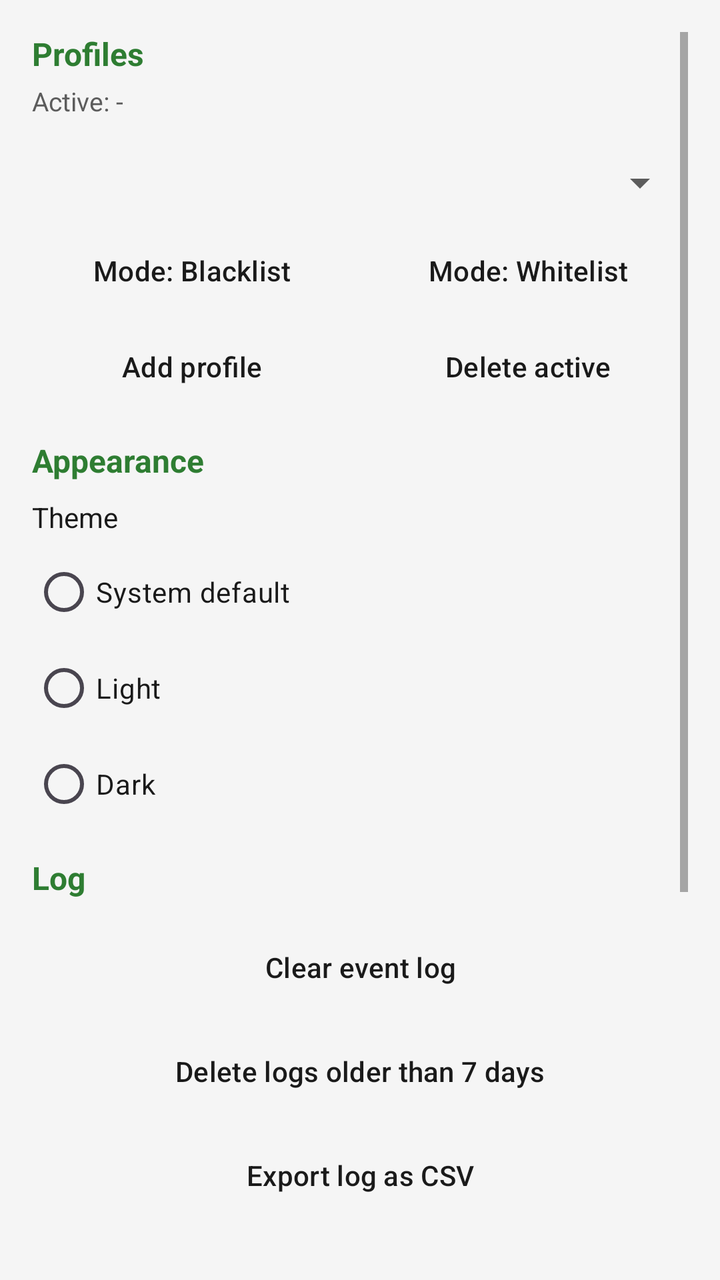
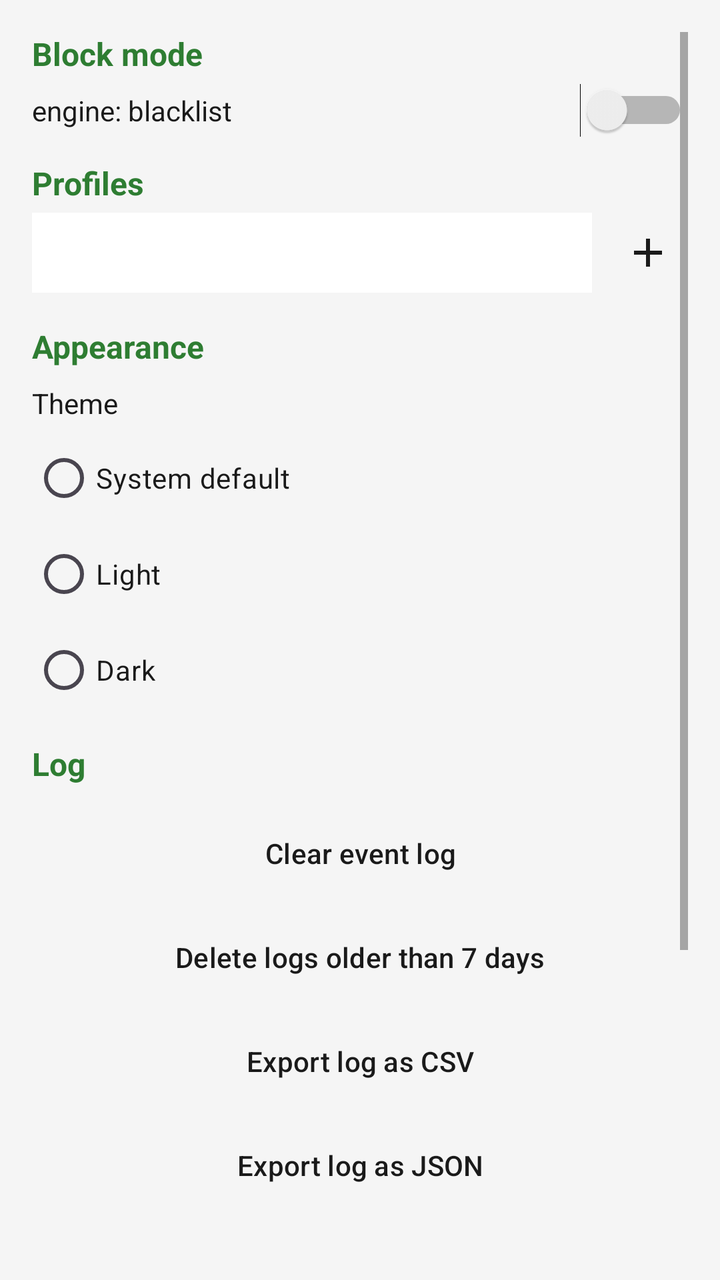

Compare the two renders of this Android layout. The source of the first and the diff that turns it into the second are given below.
<!-- AndroidManifest.xml: application theme Theme.NetMonitor -->
<!-- res/layout/fragment_settings.xml -->
<?xml version="1.0" encoding="utf-8"?>
<ScrollView xmlns:android="http://schemas.android.com/apk/res/android"
    android:layout_width="match_parent"
    android:layout_height="match_parent"
    android:background="@color/md_theme_background"
    android:padding="16dp">

    <LinearLayout
        android:layout_width="match_parent"
        android:layout_height="wrap_content"
        android:orientation="vertical">

        <TextView
            android:layout_width="match_parent"
            android:layout_height="wrap_content"
            android:text="Profiles"
            android:textColor="@color/md_theme_primary"
            android:textStyle="bold"
            android:textSize="16sp"
            android:paddingBottom="4dp" />

        <TextView
            android:id="@+id/activeProfileLabel"
            android:layout_width="match_parent"
            android:layout_height="wrap_content"
            android:text="Active: -"
            android:textColor="@color/md_theme_on_surface_variant"
            android:textSize="13sp"
            android:paddingBottom="8dp" />

        <Spinner
            android:id="@+id/profileSpinner"
            android:layout_width="match_parent"
            android:layout_height="48dp"
            android:paddingBottom="8dp" />

        <LinearLayout
            android:layout_width="match_parent"
            android:layout_height="wrap_content"
            android:orientation="horizontal"
            android:paddingBottom="8dp">

            <Button
                android:id="@+id/btnProfileBlacklist"
                android:layout_width="0dp"
                android:layout_height="wrap_content"
                android:layout_weight="1"
                android:layout_marginEnd="4dp"
                android:text="Mode: Blacklist" />

            <Button
                android:id="@+id/btnProfileWhitelist"
                android:layout_width="0dp"
                android:layout_height="wrap_content"
                android:layout_weight="1"
                android:layout_marginStart="4dp"
                android:text="Mode: Whitelist" />
        </LinearLayout>

        <LinearLayout
            android:layout_width="match_parent"
            android:layout_height="wrap_content"
            android:orientation="horizontal"
            android:paddingBottom="16dp">

            <Button
                android:id="@+id/btnAddProfile"
                android:layout_width="0dp"
                android:layout_height="wrap_content"
                android:layout_weight="1"
                android:layout_marginEnd="4dp"
                android:text="Add profile" />

            <Button
                android:id="@+id/btnDeleteProfile"
                android:layout_width="0dp"
                android:layout_height="wrap_content"
                android:layout_weight="1"
                android:layout_marginStart="4dp"
                android:text="Delete active" />
        </LinearLayout>

        <TextView
            android:layout_width="match_parent"
            android:layout_height="wrap_content"
            android:text="Appearance"
            android:textColor="@color/md_theme_primary"
            android:textStyle="bold"
            android:textSize="16sp"
            android:paddingBottom="8dp" />

        <TextView
            android:layout_width="match_parent"
            android:layout_height="wrap_content"
            android:text="Theme"
            android:textColor="@color/md_theme_on_surface"
            android:paddingBottom="4dp" />

        <RadioGroup
            android:id="@+id/themeGroup"
            android:layout_width="match_parent"
            android:layout_height="wrap_content"
            android:orientation="vertical"
            android:paddingBottom="12dp">

            <RadioButton
                android:id="@+id/themeSystem"
                android:layout_width="match_parent"
                android:layout_height="wrap_content"
                android:text="System default"
                android:textColor="@color/md_theme_on_surface" />

            <RadioButton
                android:id="@+id/themeLight"
                android:layout_width="match_parent"
                android:layout_height="wrap_content"
                android:text="Light"
                android:textColor="@color/md_theme_on_surface" />

            <RadioButton
                android:id="@+id/themeDark"
                android:layout_width="match_parent"
                android:layout_height="wrap_content"
                android:text="Dark"
                android:textColor="@color/md_theme_on_surface" />
        </RadioGroup>

        <TextView
            android:layout_width="match_parent"
            android:layout_height="wrap_content"
            android:text="Log"
            android:textColor="@color/bar_ipv6"
            android:textStyle="bold"
            android:textSize="16sp"
            android:paddingBottom="8dp" />

        <Button
            android:id="@+id/btnClearLog"
            android:layout_width="match_parent"
            android:layout_height="wrap_content"
            android:layout_marginTop="6dp"
            android:layout_marginBottom="6dp"
            android:text="Clear event log" />

        <Button
            android:id="@+id/btnDeleteOldLogs"
            android:layout_width="match_parent"
            android:layout_height="wrap_content"
            android:layout_marginTop="6dp"
            android:layout_marginBottom="6dp"
            android:text="Delete logs older than 7 days" />

        <Button
            android:id="@+id/btnExportCsv"
            android:layout_width="match_parent"
            android:layout_height="wrap_content"
            android:layout_marginTop="6dp"
            android:layout_marginBottom="6dp"
            android:text="Export log as CSV" />

        <Button
            android:id="@+id/btnExportJson"
            android:layout_width="match_parent"
            android:layout_height="wrap_content"
            android:layout_marginTop="6dp"
            android:layout_marginBottom="6dp"
            android:text="Export log as JSON" />

        <TextView
            android:layout_width="match_parent"
            android:layout_height="wrap_content"
            android:text="Blocking"
            android:textColor="@color/status_block"
            android:textStyle="bold"
            android:textSize="16sp"
            android:paddingTop="20dp"
            android:paddingBottom="8dp" />

        <Button
            android:id="@+id/btnClearPermanentBlocks"
            android:layout_width="match_parent"
            android:layout_height="wrap_content"
            android:layout_marginTop="6dp"
            android:layout_marginBottom="6dp"
            android:text="Clear all permanent blocks" />

        <Button
            android:id="@+id/btnClearSchedules"
            android:layout_width="match_parent"
            android:layout_height="wrap_content"
            android:layout_marginTop="6dp"
            android:layout_marginBottom="6dp"
            android:text="Clear all schedules" />

        <Button
            android:id="@+id/btnReloadRules"
            android:layout_width="match_parent"
            android:layout_height="wrap_content"
            android:layout_marginTop="6dp"
            android:layout_marginBottom="6dp"
            android:text="Reload rules from database" />

        <TextView
            android:id="@+id/settingsStatus"
            android:layout_width="match_parent"
            android:layout_height="wrap_content"
            android:textColor="@color/md_theme_on_surface_variant"
            android:textSize="13sp"
            android:paddingTop="16dp" />
    </LinearLayout>
</ScrollView>
<!-- resources referenced by this layout -->
<resources>
  <color name="bar_ipv6">#2E7D32</color>
  <color name="md_theme_background">#F5F5F5</color>
  <color name="md_theme_on_surface">#1A1A1A</color>
  <color name="md_theme_on_surface_variant">#5C5C5C</color>
  <color name="md_theme_primary">#2E7D32</color>
  <color name="status_block">#E65100</color>
  <style name="Theme.NetMonitor" parent="Theme.Material3.DayNight.NoActionBar">
          <item name="colorPrimary">@color/md_theme_primary</item>
          <item name="colorOnPrimary">@color/md_theme_on_primary</item>
          <item name="colorSecondary">@color/md_theme_secondary</item>
          <item name="android:statusBarColor">@color/md_theme_surface</item>
          <item name="android:navigationBarColor">@color/md_theme_background</item>
          <item name="android:windowBackground">@color/md_theme_background</item>
          <item name="colorSurface">@color/md_theme_surface</item>
          <item name="colorOnSurface">@color/md_theme_on_surface</item>
          <item name="android:textColorPrimary">@color/md_theme_on_surface</item>
          <item name="android:textColorSecondary">@color/md_theme_on_surface_variant</item>
  
          
          <item name="materialButtonStyle">@style/Widget.NetMonitor.Button</item>
          <item name="buttonStyle">@style/Widget.NetMonitor.Button</item>
      </style>
  <color name="md_theme_on_primary">#FFFFFF</color>
  <color name="md_theme_secondary">#1565C0</color>
  <color name="md_theme_surface">#FFFFFF</color>
  <style name="Widget.NetMonitor.Button" parent="Widget.Material3.Button.TonalButton">
          <item name="cornerRadius">6dp</item>
          <item name="android:minHeight">40dp</item>
          <item name="android:paddingTop">4dp</item>
          <item name="android:paddingBottom">4dp</item>
          <item name="android:insetTop">0dp</item>
          <item name="android:insetBottom">0dp</item>
          <item name="backgroundTint">@color/md_theme_surface</item>
          <item name="android:textColor">@color/md_theme_on_surface</item>
          <item name="strokeColor">@color/md_theme_outline</item>
          <item name="strokeWidth">1dp</item>
          <item name="rippleColor">@color/md_theme_outline</item>
      </style>
  <color name="md_theme_outline">#BDBDBD</color>
</resources>

<!-- the commit's change to res/layout/fragment_settings.xml (unified diff, before → after) -->
@@ -1,83 +1,84 @@
 <?xml version="1.0" encoding="utf-8"?>
 <ScrollView xmlns:android="http://schemas.android.com/apk/res/android"
-    android:layout_width="match_parent"
-    android:layout_height="match_parent"
-    android:background="@color/md_theme_background"
-    android:padding="16dp">
+        android:layout_width="match_parent"
+        android:layout_height="match_parent"
+        xmlns:app="http://schemas.android.com/apk/res-auto"
+        android:background="@color/md_theme_background"
+        android:padding="16dp">
 
     <LinearLayout
         android:layout_width="match_parent"
         android:layout_height="wrap_content"
         android:orientation="vertical">
 
-        <TextView
-            android:layout_width="match_parent"
-            android:layout_height="wrap_content"
-            android:text="Profiles"
-            android:textColor="@color/md_theme_primary"
-            android:textStyle="bold"
-            android:textSize="16sp"
-            android:paddingBottom="4dp" />
-
-        <TextView
-            android:id="@+id/activeProfileLabel"
-            android:layout_width="match_parent"
-            android:layout_height="wrap_content"
-            android:text="Active: -"
-            android:textColor="@color/md_theme_on_surface_variant"
-            android:textSize="13sp"
-            android:paddingBottom="8dp" />
-
-        <Spinner
-            android:id="@+id/profileSpinner"
-            android:layout_width="match_parent"
-            android:layout_height="48dp"
-            android:paddingBottom="8dp" />
+        
+        <TextView
+                android:layout_width="match_parent"
+                android:layout_height="wrap_content"
+                android:text="Block mode"
+                android:textColor="@color/md_theme_primary"
+                android:textStyle="bold"
+                android:textSize="16sp"
+                android:paddingBottom="4dp" />
 
         <LinearLayout
-            android:layout_width="match_parent"
-            android:layout_height="wrap_content"
-            android:orientation="horizontal"
-            android:paddingBottom="8dp">
-
-            <Button
-                android:id="@+id/btnProfileBlacklist"
-                android:layout_width="0dp"
-                android:layout_height="wrap_content"
-                android:layout_weight="1"
-                android:layout_marginEnd="4dp"
-                android:text="Mode: Blacklist" />
-
-            <Button
-                android:id="@+id/btnProfileWhitelist"
-                android:layout_width="0dp"
-                android:layout_height="wrap_content"
-                android:layout_weight="1"
-                android:layout_marginStart="4dp"
-                android:text="Mode: Whitelist" />
+                android:layout_width="match_parent"
+                android:layout_height="wrap_content"
+                android:orientation="horizontal"
+                android:gravity="center_vertical"
+                android:paddingBottom="12dp">
+
+            <TextView
+                    android:id="@+id/blockModeLabel"
+                    android:layout_width="0dp"
+                    android:layout_height="wrap_content"
+                    android:layout_weight="1"
+                    android:text="engine: blacklist"
+                    android:textColor="@color/md_theme_on_surface"
+                    android:textSize="14sp" />
+
+            <Switch
+                    android:id="@+id/switchBlockMode"
+                    android:layout_width="wrap_content"
+                    android:layout_height="wrap_content" />
         </LinearLayout>
 
+        
+        <TextView
+                android:layout_width="match_parent"
+                android:layout_height="wrap_content"
+                android:text="Profiles"
+                android:textColor="@color/md_theme_primary"
+                android:textStyle="bold"
+                android:textSize="16sp"
+                android:paddingBottom="4dp" />
+
         <LinearLayout
-            android:layout_width="match_parent"
-            android:layout_height="wrap_content"
-            android:orientation="horizontal"
-            android:paddingBottom="16dp">
-
-            <Button
-                android:id="@+id/btnAddProfile"
-                android:layout_width="0dp"
-                android:layout_height="wrap_content"
-                android:layout_weight="1"
-                android:layout_marginEnd="4dp"
-                android:text="Add profile" />
-
-            <Button
-                android:id="@+id/btnDeleteProfile"
-                android:layout_width="0dp"
-                android:layout_height="wrap_content"
-                android:layout_weight="1"
-                android:layout_marginStart="4dp"
-                android:text="Delete active" />
+                android:layout_width="match_parent"
+                android:layout_height="wrap_content"
+                android:orientation="horizontal"
+                android:gravity="center_vertical"
+                android:paddingBottom="16dp">
+
+            <Spinner
+                    android:id="@+id/profileSpinner"
+                    android:layout_width="0dp"
+                    android:layout_height="40dp"
+                    android:layout_weight="1"
+                    android:background="@color/profile_dropdown_bg"
+                    android:popupBackground="@color/profile_dropdown_bg" />
+
+            <ImageButton
+                    android:id="@+id/btnAddProfile"
+                    android:layout_width="40dp"
+                    android:layout_height="40dp"
+                    android:layout_marginStart="8dp"
+                    android:background="?attr/selectableItemBackgroundBorderless"
+                    android:src="@drawable/ic_profile_add"
+                    android:scaleType="centerInside"
+                    android:padding="8dp"
+                    android:contentDescription="Add profile"
+                    app:tint="@color/md_theme_on_surface" />
         </LinearLayout>
 
         <TextView
<!-- resource entries referenced after the edit -->
@@ -5,7 +5,16 @@
   <color name="md_theme_on_surface">#1A1A1A</color>
   <color name="md_theme_on_surface_variant">#5C5C5C</color>
   <color name="md_theme_primary">#2E7D32</color>
+  <color name="profile_dropdown_bg">#FFFFFFFF</color>
   <color name="status_block">#E65100</color>
+  <!-- drawable ic_profile_add (drawable) -->
+  <?xml version="1.0" encoding="utf-8"?>
+  <vector xmlns:android="http://schemas.android.com/apk/res/android"
+          android:width="24dp" android:height="24dp"
+          android:viewportWidth="24" android:viewportHeight="24">
+      <path android:fillColor="#FFFFFFFF"
+              android:pathData="M19,13h-6v6h-2v-6H5v-2h6V5h2v6h6v2z"/>
+  </vector>
   <style name="Theme.NetMonitor" parent="Theme.Material3.DayNight.NoActionBar">
           <item name="colorPrimary">@color/md_theme_primary</item>
           <item name="colorOnPrimary">@color/md_theme_on_primary</item>
